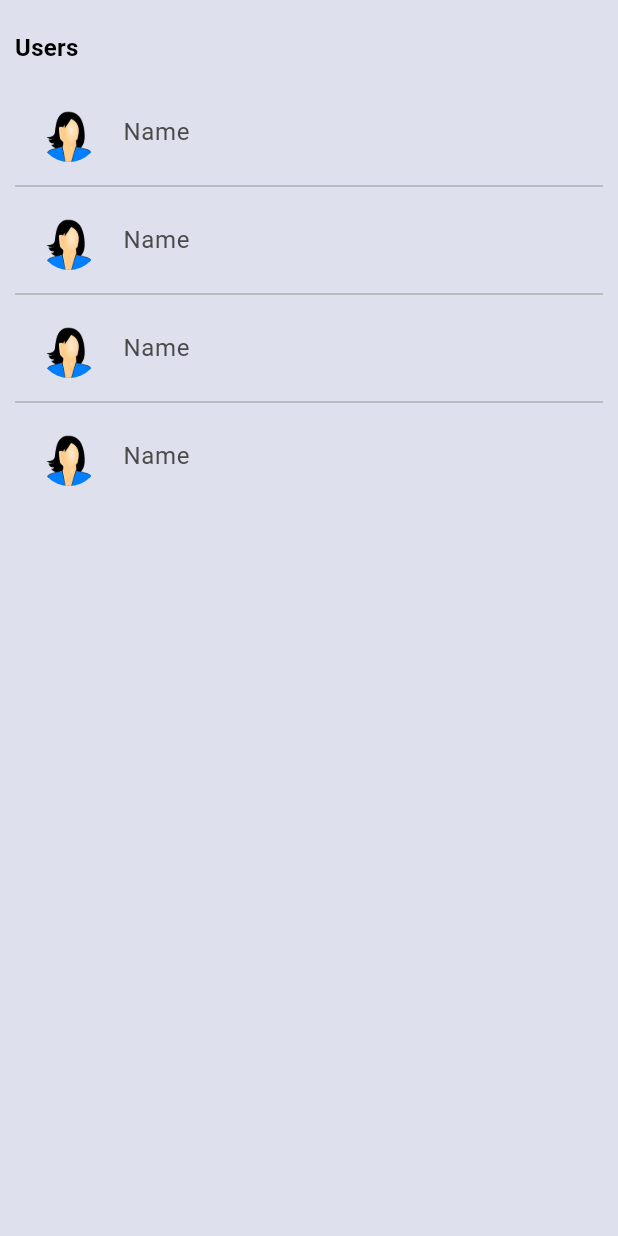
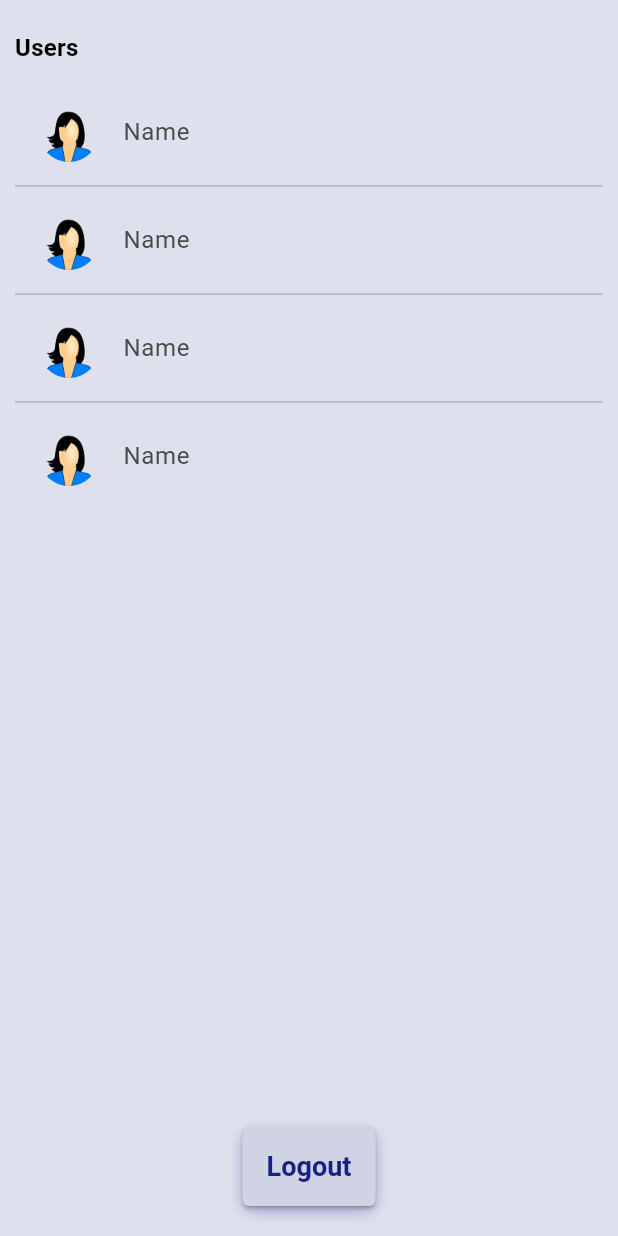
Before and after one commit to peterBrxwn/demo_app, a Flutter app: the screen it shows once a user with an empty profile is signed in, on a phone screen of 412 x 824 dp. Run offline on Flutter 3.47's test engine with Material 3 defaults, Android fonts, the phone set to English and light mode, and no system bars; our stand-ins replace cloud_firestore, firebase_auth, firebase_core; accounts and stored records are empty.

Commit message:
Added logout button and functionality

```diff
--- a/lib/screens/home_screen.dart
+++ b/lib/screens/home_screen.dart
@@ -1,5 +1,9 @@
 import 'package:demo/constants/app_images.dart';
+import 'package:demo/providers/auth_provider.dart';
+import 'package:demo/screens/login_screen.dart';
+import 'package:demo/widgets/shadowed_container.dart';
 import 'package:flutter/material.dart';
+import 'package:provider/provider.dart';
 
 class HomeScreen extends StatefulWidget {
   const HomeScreen({super.key});
@@ -11,6 +15,8 @@ class HomeScreen extends StatefulWidget {
 class _HomeScreenState extends State<HomeScreen> {
   @override
   Widget build(BuildContext context) {
+    final authProvider = Provider.of<AuthProvider>(context);
+
     return Scaffold(
       body: SafeArea(
         child: Padding(
@@ -18,7 +24,7 @@ class _HomeScreenState extends State<HomeScreen> {
           child: Column(
             crossAxisAlignment: CrossAxisAlignment.start,
             children: [
-              Text('Users', style: TextTheme.of(context).titleMedium),
+              Text('Users', style: Theme.of(context).textTheme.titleMedium),
               const SizedBox(height: 16.0),
               Expanded(
                 child: ListView.separated(
@@ -37,6 +43,37 @@ class _HomeScreenState extends State<HomeScreen> {
                   },
                 ),
               ),
+              Align(
+                alignment: Alignment.center,
+                child: ShadowedContainer(
+                  child: ElevatedButton(
+                    onPressed:
+                        authProvider.isLoading
+                            ? null
+                            : () async {
+                              await authProvider.logout();
+                              if (!context.mounted) return;
+
+                              Navigator.push(
+                                context,
+                                MaterialPageRoute(
+                                  builder: (_) => const LoginScreen(),
+                                ),
+                              );
+                            },
+                    child:
+                        authProvider.isLoading
+                            ? SizedBox(
+                              height: 20,
+                              width: 20,
+                              child: CircularProgressIndicator(
+                                color: Theme.of(context).colorScheme.primary,
+                              ),
+                            )
+                            : const Text('Logout'),
+                  ),
+                ),
+              ),
             ],
           ),
         ),
```
